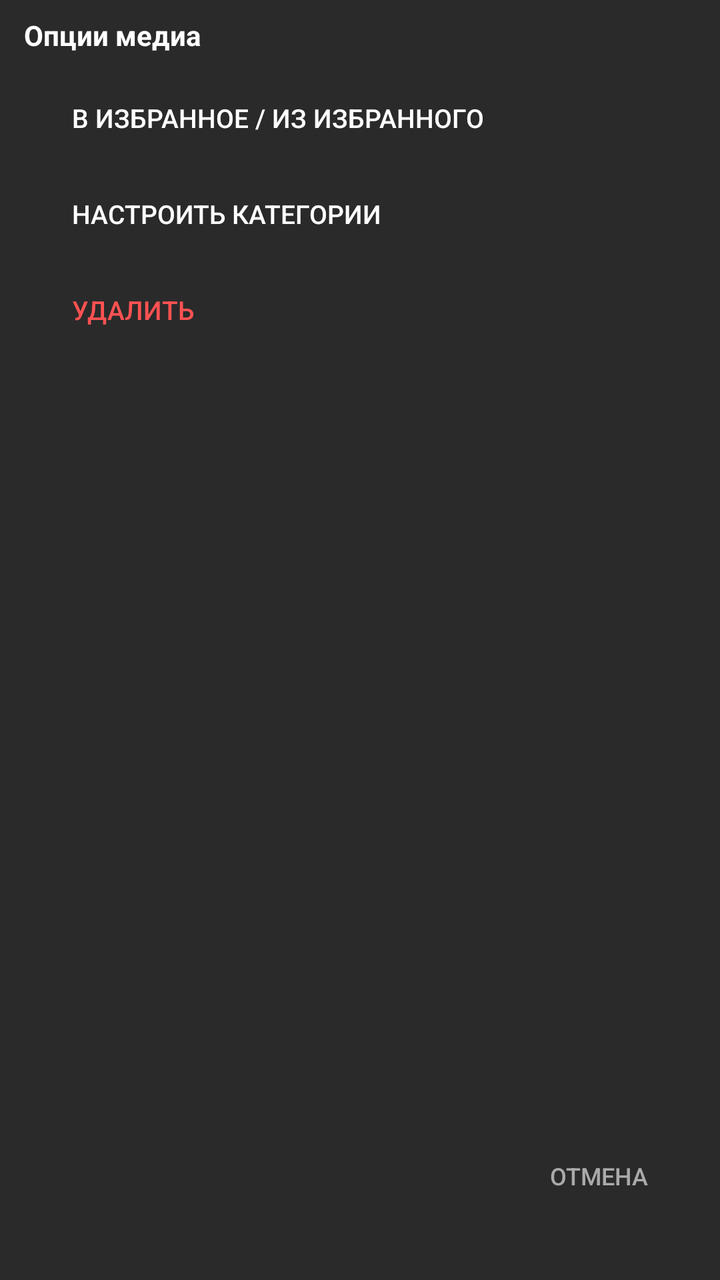
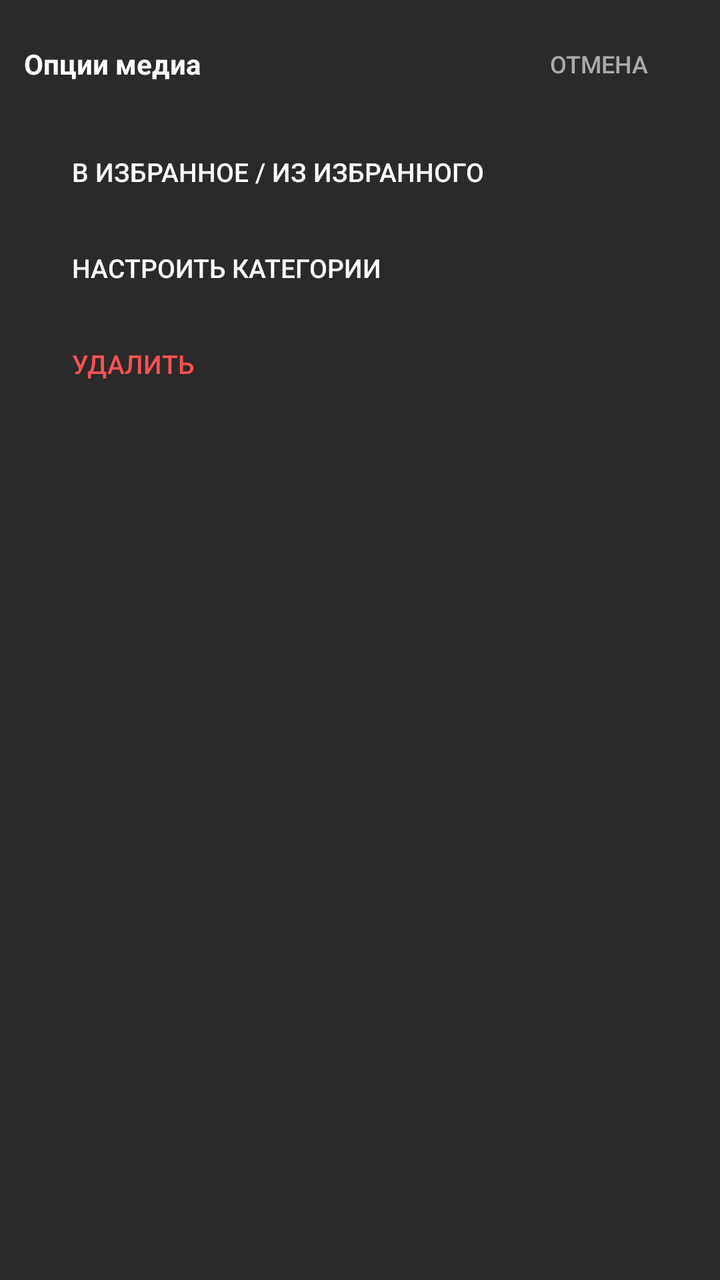

Screens rendered from an Android XML layout before and after an edit, with the pre-edit source and the edit as a unified diff.
<!-- AndroidManifest.xml: application theme Theme.MediaKeyboard -->
<!-- res/layout/dialog_entry_options.xml -->
<?xml version="1.0" encoding="utf-8"?>
<ScrollView xmlns:android="http://schemas.android.com/apk/res/android"
    android:layout_width="match_parent"
    android:layout_height="match_parent"
    android:fillViewport="true"
    android:background="#FF2A2A2A">

    <LinearLayout
        android:layout_width="match_parent"
        android:layout_height="wrap_content"
        android:orientation="vertical"
        android:paddingStart="12dp"
        android:paddingTop="8dp"
        android:paddingEnd="12dp"
        android:paddingBottom="28dp"
        android:clipToPadding="false">

        <TextView
            android:id="@+id/titleText"
            android:layout_width="match_parent"
            android:layout_height="wrap_content"
            android:text="Опции медиа"
            android:textColor="#FFFFFFFF"
            android:textSize="14sp"
            android:textStyle="bold"
            android:maxLines="1"
            android:ellipsize="end"
            android:layout_marginBottom="8dp" />

        <Button
            android:id="@+id/btnToggleFavorite"
            style="?android:attr/borderlessButtonStyle"
            android:layout_width="match_parent"
            android:layout_height="wrap_content"
            android:gravity="start|center_vertical"
            android:text="В избранное / Из избранного"
            android:textColor="#FFFFFFFF"
            android:textSize="13sp" />

        <Button
            android:id="@+id/btnEditCategories"
            style="?android:attr/borderlessButtonStyle"
            android:layout_width="match_parent"
            android:layout_height="wrap_content"
            android:gravity="start|center_vertical"
            android:text="Настроить категории"
            android:textColor="#FFFFFFFF"
            android:textSize="13sp" />

        <Button
            android:id="@+id/btnDeleteMedia"
            style="?android:attr/borderlessButtonStyle"
            android:layout_width="match_parent"
            android:layout_height="wrap_content"
            android:gravity="start|center_vertical"
            android:text="Удалить"
            android:textColor="#FFFF5252"
            android:textSize="13sp" />

        <View
            android:layout_width="match_parent"
            android:layout_height="0dp"
            android:layout_weight="1" />

        <Button
            android:id="@+id/btnCancelOptions"
            style="?android:attr/borderlessButtonStyle"
            android:layout_width="wrap_content"
            android:layout_height="wrap_content"
            android:layout_gravity="end"
            android:layout_marginTop="8dp"
            android:text="Отмена"
            android:textColor="#FFAAAAAA"
            android:textSize="12sp" />
    </LinearLayout>
</ScrollView>
<!-- resources referenced by this layout -->
<resources>
  <style name="Theme.MediaKeyboard" parent="Base.Theme.MediaKeyboard" />
  <style name="Base.Theme.MediaKeyboard" parent="Theme.Material3.DayNight.NoActionBar">
          
          
      </style>
</resources>

<!-- the commit's change to res/layout/dialog_entry_options.xml (unified diff, before → after) -->
@@ -12,20 +12,37 @@
         android:paddingStart="12dp"
         android:paddingTop="8dp"
         android:paddingEnd="12dp"
-        android:paddingBottom="28dp"
+        android:paddingBottom="48dp"
         android:clipToPadding="false">
 
-        <TextView
-            android:id="@+id/titleText"
+        <LinearLayout
             android:layout_width="match_parent"
             android:layout_height="wrap_content"
-            android:text="Опции медиа"
-            android:textColor="#FFFFFFFF"
-            android:textSize="14sp"
-            android:textStyle="bold"
-            android:maxLines="1"
-            android:ellipsize="end"
-            android:layout_marginBottom="8dp" />
+            android:orientation="horizontal"
+            android:gravity="center_vertical"
+            android:layout_marginBottom="6dp">
+
+            <TextView
+                android:id="@+id/titleText"
+                android:layout_width="0dp"
+                android:layout_height="wrap_content"
+                android:layout_weight="1"
+                android:text="Опции медиа"
+                android:textColor="#FFFFFFFF"
+                android:textSize="14sp"
+                android:textStyle="bold"
+                android:maxLines="1"
+                android:ellipsize="end" />
+
+            <Button
+                android:id="@+id/btnCancelOptions"
+                style="?android:attr/borderlessButtonStyle"
+                android:layout_width="wrap_content"
+                android:layout_height="wrap_content"
+                android:text="Отмена"
+                android:textColor="#FFAAAAAA"
+                android:textSize="12sp" />
+        </LinearLayout>
 
         <Button
             android:id="@+id/btnToggleFavorite"
@@ -57,20 +74,5 @@
             android:textColor="#FFFF5252"
             android:textSize="13sp" />
 
-        <View
-            android:layout_width="match_parent"
-            android:layout_height="0dp"
-            android:layout_weight="1" />
-
-        <Button
-            android:id="@+id/btnCancelOptions"
-            style="?android:attr/borderlessButtonStyle"
-            android:layout_width="wrap_content"
-            android:layout_height="wrap_content"
-            android:layout_gravity="end"
-            android:layout_marginTop="8dp"
-            android:text="Отмена"
-            android:textColor="#FFAAAAAA"
-            android:textSize="12sp" />
     </LinearLayout>
 </ScrollView>
